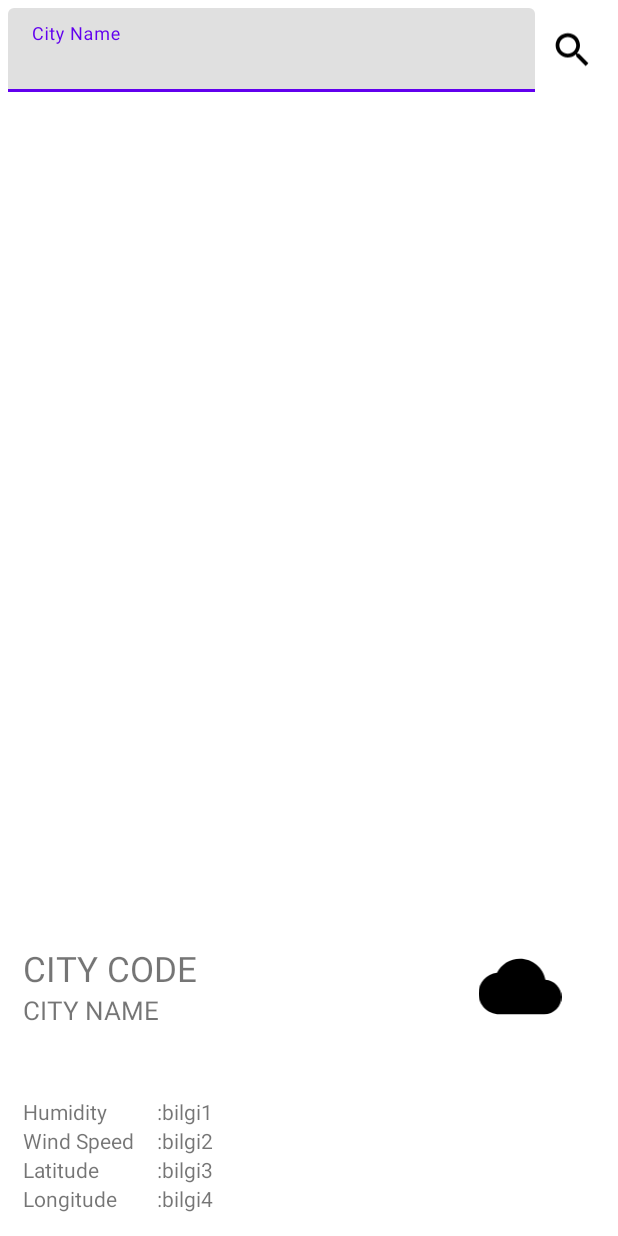
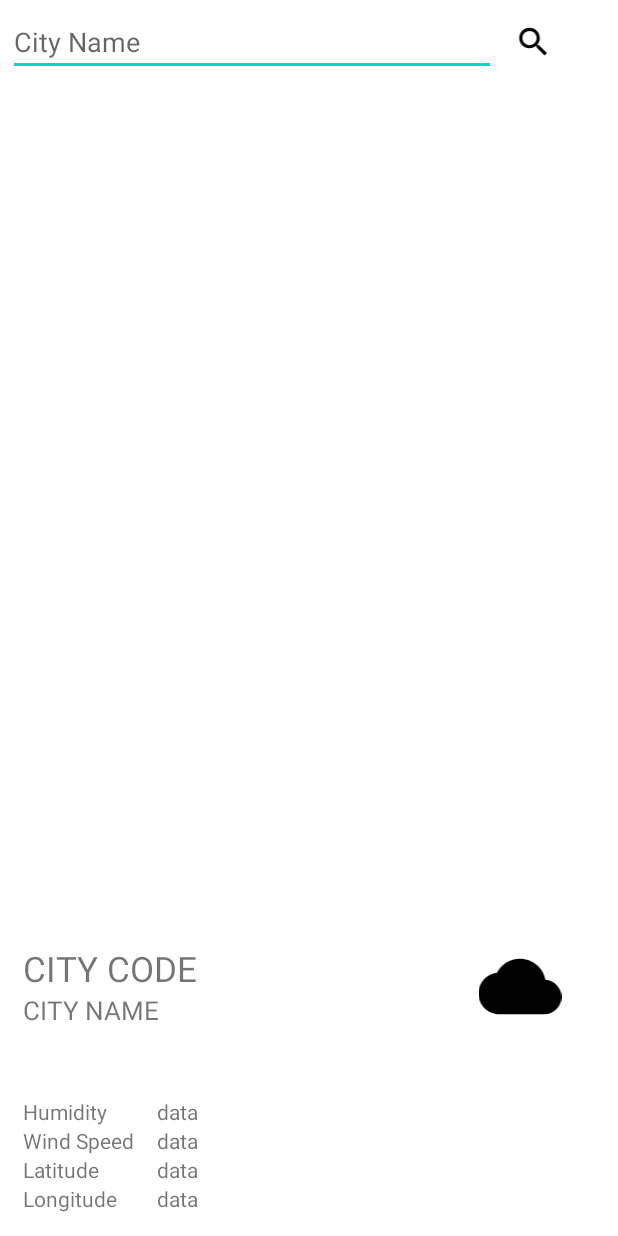
Before and after one commit to Maxyanushev/Weather, an Android app: the layout activity_main.xml on its own in the app's theme, with its tools: preview values and no code run, on a phone screen of 412 x 824 dp. Run offline under Robolectric (Android 15) with nearby library versions, the phone set to English and light mode, and no system bars; network calls fail.

```diff
--- a/app/build.gradle
+++ b/app/build.gradle
@@ -9,7 +9,7 @@ android {
 
     defaultConfig {
         applicationId "com.example.myweatherapp"
-        minSdk 21
+        minSdk 23
         targetSdk 33
         versionCode 1
         versionName "1.0"
@@ -49,7 +49,9 @@ dependencies {
     implementation "io.reactivex.rxjava2:rxjava:2.2.6"
     implementation "io.reactivex.rxjava2:rxandroid:2.1.1"
 
-    implementation "android.arch.lifecycle:extensions:1.1.1"
+    implementation 'androidx.lifecycle:lifecycle-extensions:2.2.0'
 
     implementation "com.github.bumptech.glide:glide:4.13.2"
+
+    implementation 'androidx.swiperefreshlayout:swiperefreshlayout:1.1.0'
 }
--- a/app/src/main/AndroidManifest.xml
+++ b/app/src/main/AndroidManifest.xml
@@ -28,5 +28,4 @@
                 android:value="" />
         </activity>
     </application>
-
 </manifest>
--- a/app/src/main/java/com/example/myweatherapp/MainViewModel.kt
+++ b/app/src/main/java/com/example/myweatherapp/MainViewModel.kt
@@ -44,7 +44,7 @@ class MainViewModel : ViewModel() {
                     override fun onError(e: Throwable) {
                         weather_error.value = true
                         weather_loading.value = false
-                        Log.e(TAG, "onError: " + e)
+                        Log.e(TAG, "onError: $e")
                     }
                 })
         )
--- a/app/src/main/java/com/example/myweatherapp/services/WeatherAPI.kt
+++ b/app/src/main/java/com/example/myweatherapp/services/WeatherAPI.kt
@@ -7,7 +7,7 @@ import retrofit2.http.Query
 
 interface WeatherAPI {
 
-    @GET("data/2.5/weather?&units=metric&APPID=04a42b96398abc8e4183798ed22f9485")
+    @GET("data/2.5/weather?q=lozova&APPID=4c7e6e9a8f6d2425a4cd9757833e15e5")
     fun getData(
         @Query("q") cityName: String
     ): Single<WeatherModel>
--- a/app/src/main/java/com/example/myweatherapp/services/WeatherAPIService.kt
+++ b/app/src/main/java/com/example/myweatherapp/services/WeatherAPIService.kt
@@ -8,7 +8,7 @@ import retrofit2.converter.gson.GsonConverterFactory
 
 class WeatherAPIService {
 
-    private val BASE_URL = "http://api.openweathermap.org/"
+    private val BASE_URL = "https://api.openweathermap.org/"
 
     private val api = Retrofit.Builder()
         .baseUrl(BASE_URL)
--- a/app/src/main/res/layout/activity_main.xml
+++ b/app/src/main/res/layout/activity_main.xml
@@ -1,10 +1,15 @@
 <?xml version="1.0" encoding="utf-8"?>
-<androidx.constraintlayout.widget.ConstraintLayout xmlns:android="http://schemas.android.com/apk/res/android"
+<androidx.swiperefreshlayout.widget.SwipeRefreshLayout xmlns:android="http://schemas.android.com/apk/res/android"
     xmlns:app="http://schemas.android.com/apk/res-auto"
     xmlns:tools="http://schemas.android.com/tools"
+    android:id="@+id/swipe_refresh_layout"
     android:layout_width="match_parent"
     android:layout_height="match_parent"
-    tools:context=".MainActivity">
+    tools:context="MainActivity">
+
+    <androidx.constraintlayout.widget.ConstraintLayout
+        android:layout_width="match_parent"
+        android:layout_height="match_parent">
 
         <TextView
             android:id="@+id/text_error"
@@ -42,23 +47,14 @@
                 android:padding="5dp"
                 android:orientation="horizontal">
 
-            <com.google.android.material.textfield.TextInputLayout
-                android:layout_width="match_parent"
+                <EditText
+                    android:id="@+id/edit_city_name"
+                    android:layout_width="325dp"
                     android:layout_height="wrap_content"
-                android:layout_weight="1"
-                android:background="#55FFFFFF"
-                app:endIconMode="clear_text">
-
-                <com.google.android.material.textfield.TextInputEditText
-                    android:id="@+id/edit_city_name"
-                    android:layout_width="match_parent"
-                    android:layout_height="wrap_content"
+                    android:hint="City Name"
                     android:inputType="text"
-                    android:maxLines="1"
-                    android:hint="City Name"
-                    android:lines="1" />
-
-            </com.google.android.material.textfield.TextInputLayout>
+                    android:lines="1"
+                    android:maxLines="1" />
 
                 <ImageView
                     android:id="@+id/image_search_city"
@@ -66,7 +62,6 @@
                     android:layout_height="match_parent"
                     android:padding="10dp"
                     android:src="@drawable/ic_baseline_search_24" />
-
             </LinearLayout>
 
             <LinearLayout
@@ -114,7 +109,6 @@
                             android:layout_weight="1"
                             android:text="CITY NAME"
                             android:textSize="17sp" />
-
                     </LinearLayout>
 
                     <ImageView
@@ -122,7 +116,6 @@
                         android:layout_width="100dp"
                         android:layout_height="match_parent"
                         android:src="@drawable/ic_baseline_cloud_24" />
-
                 </LinearLayout>
 
                 <LinearLayout
@@ -138,30 +131,25 @@
                         android:layout_height="wrap_content"
                         android:orientation="vertical">
 
-                    <!--Nem-->
                         <TextView
                             android:layout_width="wrap_content"
                             android:layout_height="wrap_content"
                             android:text="Humidity" />
 
-                    <!--Rüzgar Hızı-->
                         <TextView
                             android:layout_width="wrap_content"
                             android:layout_height="wrap_content"
                             android:text="Wind Speed" />
 
-                    <!--Enlem-->
                         <TextView
                             android:layout_width="wrap_content"
                             android:layout_height="wrap_content"
                             android:text="Latitude" />
 
-                    <!--Boylam-->
                         <TextView
                             android:layout_width="wrap_content"
                             android:layout_height="wrap_content"
                             android:text="Longitude" />
-
                     </LinearLayout>
 
                     <LinearLayout
@@ -174,28 +162,28 @@
                             android:id="@+id/text_humidity"
                             android:layout_width="wrap_content"
                             android:layout_height="wrap_content"
-                        android:text=":bilgi1" />
+                            android:text="data" />
 
                         <TextView
                             android:id="@+id/text_wind_speed"
                             android:layout_width="wrap_content"
                             android:layout_height="wrap_content"
-                        android:text=":bilgi2" />
+                            android:text="data" />
 
                         <TextView
                             android:id="@+id/text_lat"
                             android:layout_width="wrap_content"
                             android:layout_height="wrap_content"
-                        android:text=":bilgi3" />
+                            android:text="data" />
 
                         <TextView
                             android:id="@+id/text_lon"
                             android:layout_width="wrap_content"
                             android:layout_height="wrap_content"
-                        android:text=":bilgi4" />
-
+                            android:text="data" />
                     </LinearLayout>
                 </LinearLayout>
             </LinearLayout>
         </LinearLayout>
     </androidx.constraintlayout.widget.ConstraintLayout>
+</androidx.swiperefreshlayout.widget.SwipeRefreshLayout>
--- a/app/src/main/res/values-night/themes.xml
+++ b/app/src/main/res/values-night/themes.xml
@@ -1,6 +1,6 @@
 <resources xmlns:tools="http://schemas.android.com/tools">
     <!-- Base application theme. -->
-    <style name="Theme.MyWeatherApp" parent="Theme.MaterialComponents.DayNight.DarkActionBar">
+    <style name="Theme.MyWeatherApp" parent="Theme.MaterialComponents.DayNight.NoActionBar">
         <!-- Primary brand color. -->
         <item name="colorPrimary">@color/purple_200</item>
         <item name="colorPrimaryVariant">@color/purple_700</item>
--- a/app/src/main/res/values/themes.xml
+++ b/app/src/main/res/values/themes.xml
@@ -1,6 +1,6 @@
 <resources xmlns:tools="http://schemas.android.com/tools">
     <!-- Base application theme. -->
-    <style name="Theme.MyWeatherApp" parent="Theme.MaterialComponents.DayNight.DarkActionBar">
+    <style name="Theme.MyWeatherApp" parent="Theme.MaterialComponents.DayNight.NoActionBar">
         <!-- Primary brand color. -->
         <item name="colorPrimary">@color/purple_500</item>
         <item name="colorPrimaryVariant">@color/purple_700</item>
```
Also changed, not shown: app/src/main/java/com/example/myweatherapp/MainActivity.kt (+55 -28 lines), app/src/main/java/com/example/myweatherapp/MyViewModelFactory.kt (deleted, +0 -10 lines), app/src/main/java/com/example/myweatherapp/model/Main.kt (+7 -0 lines). Lines whose indentation alone changed are shown as unchanged.
